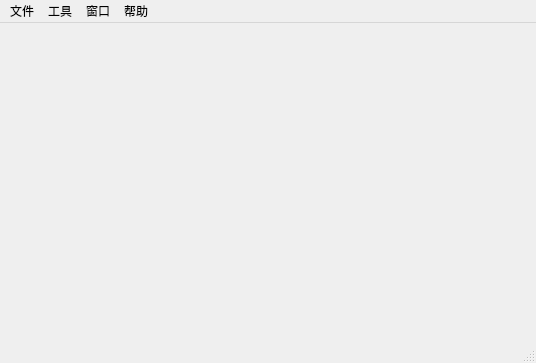
Old version of the form Emoji_Qt/mainwindow.ui in the repository feint123/Emoji.
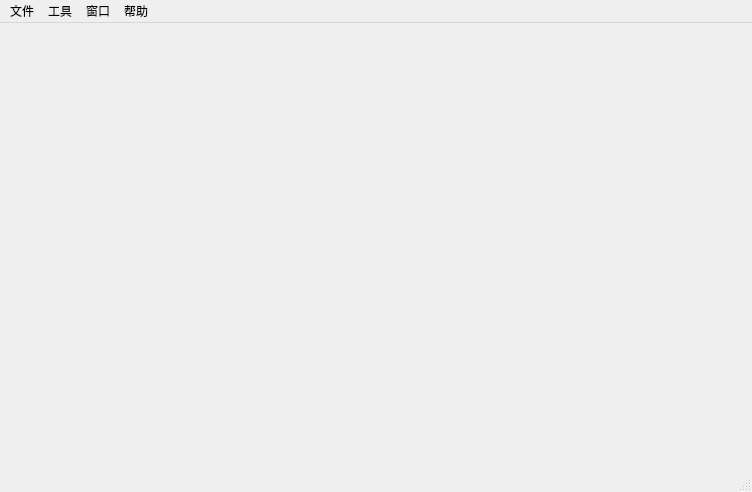
New version of the form.

```diff
--- a/Emoji_Qt/mainwindow.ui
+++ b/Emoji_Qt/mainwindow.ui
@@ -6,8 +6,8 @@
    <rect>
     <x>0</x>
     <y>0</y>
-    <width>536</width>
-    <height>363</height>
+    <width>752</width>
+    <height>492</height>
    </rect>
   </property>
   <property name="windowTitle">
@@ -19,8 +19,8 @@
     <rect>
      <x>0</x>
      <y>0</y>
-     <width>536</width>
-     <height>23</height>
+     <width>752</width>
+     <height>22</height>
     </rect>
    </property>
    <widget class="QMenu" name="menu">
```
Left out of the diff: 37 changed lines with no effect on the pictures.
